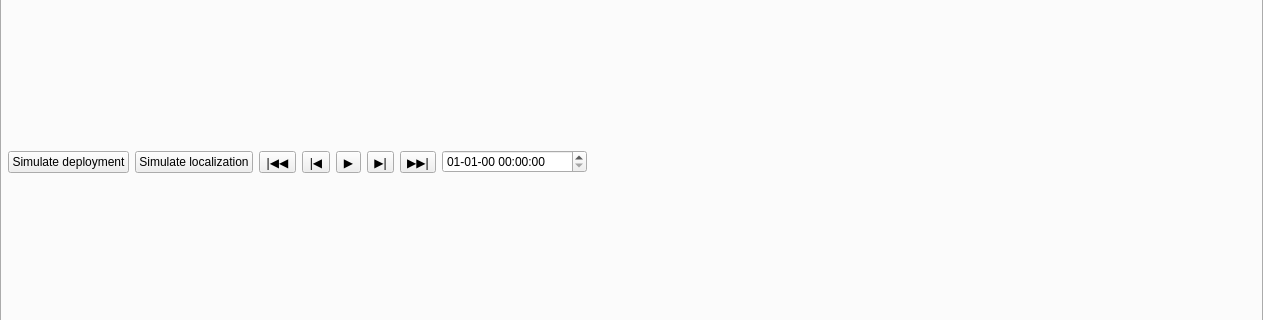
Before: the Qt Designer form ui/main_window.ui in spel-uchile/Pypredict, drawn with Qt 5; both pictures show x 0 to 1263 and y 206 to 526 of the 1263 by 713 pixel window.
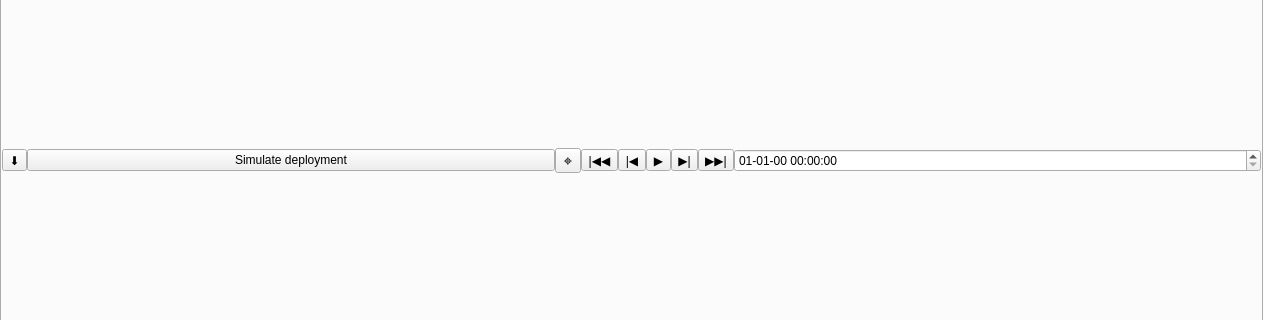
After: the same form once the commit is applied.

Commit message: Added a navigation toolbar with buttons to zoom and pan the map. Added the current coordinates of the mouse in the status bar. Moved all buttons into the status bar. Added an icon for the localization simulation button. Added a button to update TLE from network. Now the QDateTimeEdit widgets is updated allways. Fixed a minor bug.

```diff
--- a/ui/main_window.ui
+++ b/ui/main_window.ui
@@ -77,28 +77,34 @@
          <number>0</number>
         </property>
         <item>
-         <widget class="QFrame" name="frame_2">
+         <widget class="QFrame" name="frame_plot">
           <property name="sizePolicy">
-           <sizepolicy hsizetype="Expanding" vsizetype="Minimum">
+           <sizepolicy hsizetype="Expanding" vsizetype="Expanding">
             <horstretch>0</horstretch>
             <verstretch>0</verstretch>
            </sizepolicy>
           </property>
-          <property name="frameShape">
-           <enum>QFrame::NoFrame</enum>
+          <property name="maximumSize">
+           <size>
+            <width>16777215</width>
+            <height>16777215</height>
+           </size>
           </property>
-          <property name="frameShadow">
-           <enum>QFrame::Raised</enum>
+          <property name="lineWidth">
+           <number>1</number>
           </property>
-          <layout class="QHBoxLayout" name="horizontalLayout_3">
+          <layout class="QHBoxLayout" name="horizontalLayout">
            <property name="spacing">
-            <number>6</number>
+            <number>0</number>
+           </property>
+           <property name="sizeConstraint">
+            <enum>QLayout::SetMaximumSize</enum>
            </property>
            <property name="leftMargin">
-            <number>6</number>
+            <number>0</number>
            </property>
            <property name="topMargin">
-            <number>2</number>
+            <number>0</number>
            </property>
            <property name="rightMargin">
             <number>0</number>
@@ -106,6 +112,13 @@
            <property name="bottomMargin">
             <number>0</number>
            </property>
+           <item>
+            <widget class="QToolButton" name="download_button">
+             <property name="text">
+              <string>⬇</string>
+             </property>
+            </widget>
+           </item>
            <item>
             <widget class="QPushButton" name="dpl_button">
              <property name="text">
@@ -114,9 +127,32 @@
             </widget>
            </item>
            <item>
-            <widget class="QPushButton" name="loc_button">
+            <widget class="QToolButton" name="loc_button">
+             <property name="enabled">
+              <bool>true</bool>
+             </property>
+             <property name="sizePolicy">
+              <sizepolicy hsizetype="Fixed" vsizetype="Fixed">
+               <horstretch>0</horstretch>
+               <verstretch>0</verstretch>
+              </sizepolicy>
+             </property>
+             <property name="font">
+              <font>
+               <pointsize>11</pointsize>
+               <weight>50</weight>
+               <bold>false</bold>
+               <kerning>true</kerning>
+              </font>
+             </property>
+             <property name="toolTip">
+              <string/>
+             </property>
+             <property name="whatsThis">
+              <string/>
+             </property>
              <property name="text">
-              <string>Simulate localization</string>
+              <string>⌖</string>
              </property>
             </widget>
            </item>
@@ -174,58 +210,6 @@
              </property>
             </widget>
            </item>
-           <item>
-            <spacer name="horizontalSpacer">
-             <property name="orientation">
-              <enum>Qt::Horizontal</enum>
-             </property>
-             <property name="sizeHint" stdset="0">
-              <size>
-               <width>40</width>
-               <height>20</height>
-              </size>
-             </property>
-            </spacer>
-           </item>
-          </layout>
-         </widget>
-        </item>
-        <item>
-         <widget class="QFrame" name="frame_plot">
-          <property name="sizePolicy">
-           <sizepolicy hsizetype="Expanding" vsizetype="Expanding">
-            <horstretch>0</horstretch>
-            <verstretch>0</verstretch>
-           </sizepolicy>
-          </property>
-          <property name="maximumSize">
-           <size>
-            <width>16777215</width>
-            <height>16777215</height>
-           </size>
-          </property>
-          <property name="lineWidth">
-           <number>1</number>
-          </property>
-          <layout class="QVBoxLayout" name="verticalLayout">
-           <property name="spacing">
-            <number>0</number>
-           </property>
-           <property name="sizeConstraint">
-            <enum>QLayout::SetMaximumSize</enum>
-           </property>
-           <property name="leftMargin">
-            <number>0</number>
-           </property>
-           <property name="topMargin">
-            <number>0</number>
-           </property>
-           <property name="rightMargin">
-            <number>0</number>
-           </property>
-           <property name="bottomMargin">
-            <number>0</number>
-           </property>
           </layout>
          </widget>
         </item>
```
The commit also changes 6 other files.
